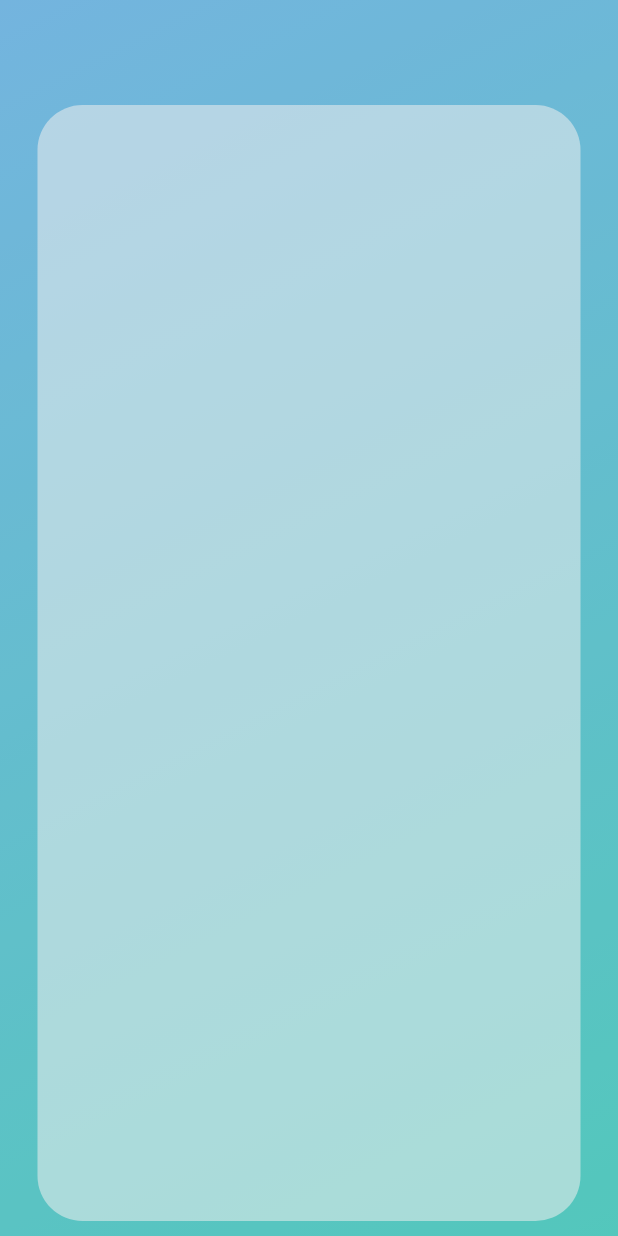
After one commit to loye22/HRMSmobileApp, a Flutter app: the attenddanceReportsScreen screen opened by its route, on a phone screen of 412 x 824 dp. The commit adds this screen. Run offline on Flutter 3.47's test engine with Material 2 defaults, Android fonts, the phone set to English and light mode, and no system bars; our stand-ins replace cloud_firestore, data_table_2, dot_navigation_bar, email_validator, file_picker, firebase_auth and 12 more; accounts and stored records are empty.

Commit message:
adding new colums to attendince table *name and * shecdual data

```diff
--- a/lib/main.dart
+++ b/lib/main.dart
@@ -2,6 +2,7 @@ import 'package:firebase_auth/firebase_auth.dart';
 import 'package:firebase_core/firebase_core.dart';
 import 'package:flutter/material.dart';
 import 'package:google_fonts/google_fonts.dart';
+import 'package:mobilehrmss/screens/attenddanceReportsScreen.dart';
 import 'package:mobilehrmss/screens/attendenceScreen.dart';
 import 'package:mobilehrmss/screens/errorScreen.dart';
 import 'package:mobilehrmss/screens/homeScreen.dart';
@@ -47,6 +48,7 @@ class MyApp extends StatelessWidget {
             requsitsScreen.routeName: (ctx) => requsitsScreen(),
             requestReportsScreen.routeName: (ctx) => requestReportsScreen(),
             workExpensesScreen.routeName: (ctx) => workExpensesScreen(),
+            attenddanceReportsScreen.routeName: (ctx) => attenddanceReportsScreen(),
 
     },
     );
--- /dev/null
+++ b/lib/screens/attenddanceReportsScreen.dart
@@ -0,0 +1,40 @@
+import 'package:flutter/cupertino.dart';
+import 'package:flutter/material.dart';
+
+import '../models/AppColors.dart';
+
+class attenddanceReportsScreen extends StatefulWidget {
+  static const routeName = '/attenddanceReportsScreen';
+
+  const attenddanceReportsScreen({Key? key}) : super(key: key);
+
+  @override
+  State<attenddanceReportsScreen> createState() =>
+      _attenddanceReportsScreenState();
+}
+
+class _attenddanceReportsScreenState extends State<attenddanceReportsScreen> {
+  @override
+  Widget build(BuildContext context) {
+    return Scaffold(
+      body: Stack(alignment: Alignment.center, children: [
+        Container(
+          decoration: AppColors.decoration,
+        ),
+        Container(
+          decoration: BoxDecoration(
+            color: Colors.grey.shade200.withOpacity(0.25),
+          ),
+        ),
+        Positioned( bottom: 10,
+            child: Container(
+              width: MediaQuery.of(context).size.width - 50,
+              height: MediaQuery.of(context).size.height - 80,
+              decoration: BoxDecoration(
+                color: Colors.grey.shade200.withOpacity(0.55),
+                borderRadius: BorderRadius.circular(30),
+              ),))
+      ]),
+    );
+  }
+}
--- a/lib/screens/attendenceScreen.dart
+++ b/lib/screens/attendenceScreen.dart
@@ -42,6 +42,7 @@ class _attendenceScreenState extends State<attendenceScreen>
   File? _capturedImage;
   late double distance;
   late Map<String, dynamic> weekSchedual;
+  String userName = '' ;
 
   bool isLoading = false;
 
@@ -351,6 +352,8 @@ class _attendenceScreenState extends State<attendenceScreen>
                                                                                   await documentRef.set({
                                                                                     'uid': FirebaseAuth.instance.currentUser!.uid,
                                                                                     'email': FirebaseAuth.instance.currentUser!.email,
+                                                                                    'name' : this.userName,
+                                                                                    'scedual' :getAttendanceDataVar,
                                                                                     'BranshName': this.currentBranshName,
                                                                                     'checkInTimeStamp': DateTime.now().millisecondsSinceEpoch.toString(),
                                                                                     'checkInLat': this.empoyeeLocaion.latitude.toString(),
@@ -362,6 +365,7 @@ class _attendenceScreenState extends State<attendenceScreen>
                                                                                     'checkOutLong': "",
                                                                                     'checkOutIsHeIn': "",
                                                                                     'checkOutPhoto': "",
+
                                                                                   });
 
                                                                                   // 4.
@@ -621,7 +625,7 @@ class _attendenceScreenState extends State<attendenceScreen>
       final employeeRef = FirebaseFirestore.instance.collection('Employee');
       final employeeSnapshot = await employeeRef.doc(employeeId).get();
       if (employeeSnapshot.exists) {
-        //final email = employeeSnapshot.data()!['email'] ;
+        this.userName = employeeSnapshot.data()!['userName'] ;
         final shiftsRef = employeeSnapshot.reference.collection('shifts');
         final QuerySnapshot shiftsSnapshot = await shiftsRef
             .orderBy('timestamp', descending: true)
--- a/lib/widgets/distanceInfo.dart
+++ b/lib/widgets/distanceInfo.dart
@@ -18,12 +18,13 @@ class _distanceInfoState extends State<distanceInfo> {
   Widget build(BuildContext context) {
     return Container(
       width: MediaQuery.of(context).size.width - 50,
-      height: 70,
+
       decoration: BoxDecoration(
           color: Colors.white, borderRadius: BorderRadius.circular(30)),
       child:widget.distance <= 100 ?
       Container(
         decoration: BoxDecoration(borderRadius: BorderRadius.circular(30) , color: Colors.greenAccent,),
+        padding: EdgeInsets.symmetric(vertical: 10),
         child: Row(
           children: [
             SizedBox(width: 50,),
@@ -34,6 +35,7 @@ class _distanceInfoState extends State<distanceInfo> {
         ),
       )
       :  Container(
+        padding: EdgeInsets.symmetric(vertical: 10),
         decoration: BoxDecoration(borderRadius: BorderRadius.circular(30) , color: Colors.red,),
         child: Row(
           children: [
```
Also changed, not shown: lib/screens/homeScreen.dart (+4 -3 lines).
